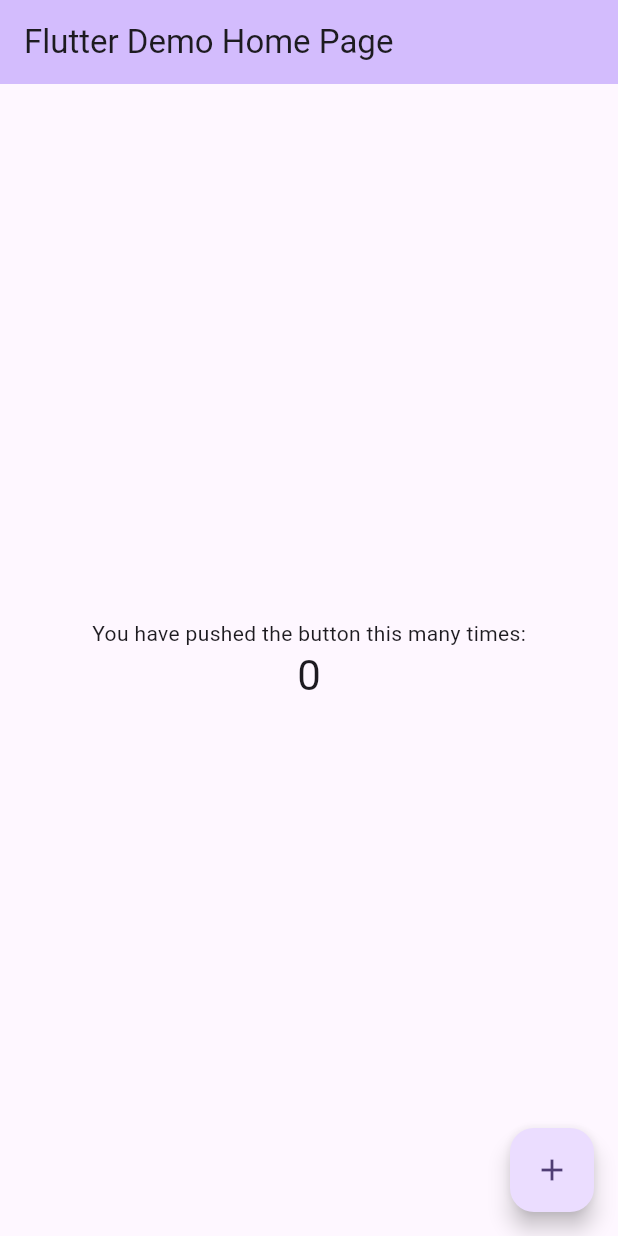
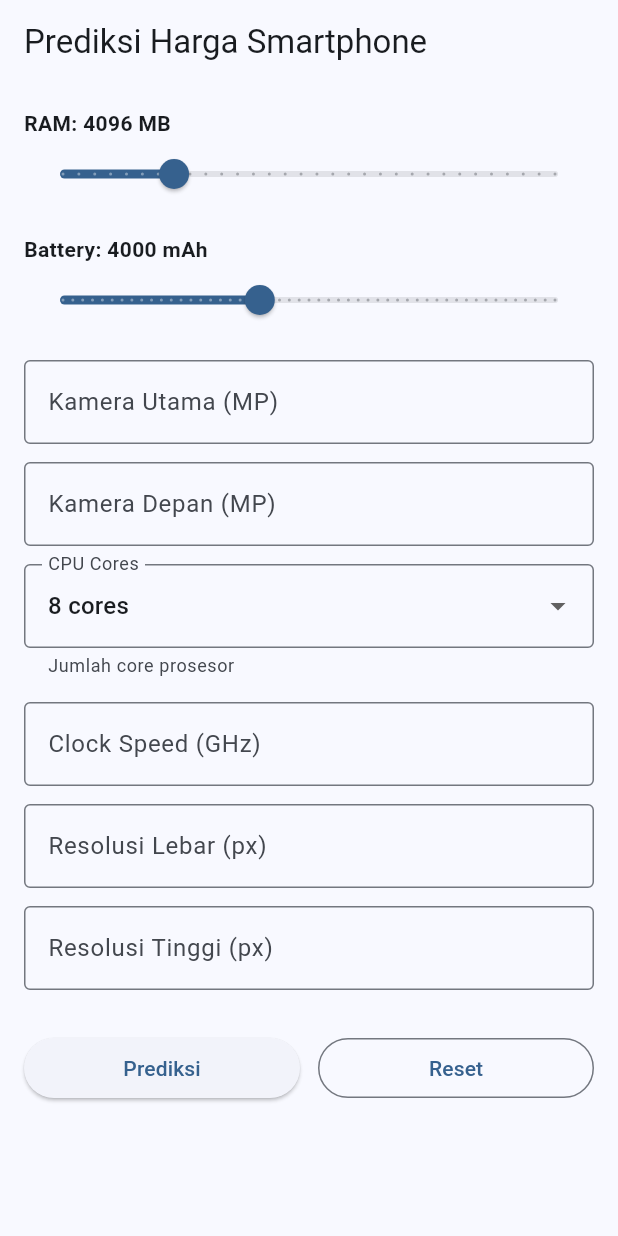
Before and after one commit to ade-nugraha306/smartphone-price-predictions, a Flutter app: the screen it shows after launch, on a phone screen of 412 x 824 dp. Run offline on Flutter 3.47's test engine with Material 3 defaults, Android fonts, the phone set to English and light mode, and no system bars.

Commit message:
feat: Flutter frontend hooked to FastAPI (no more hardcoded data)

```diff
--- a/frontend/lib/main.dart
+++ b/frontend/lib/main.dart
@@ -1,4 +1,5 @@
 import 'package:flutter/material.dart';
+import 'screens/predict_screen.dart';
 
 void main() {
   runApp(const MyApp());
@@ -7,116 +8,23 @@ void main() {
 class MyApp extends StatelessWidget {
   const MyApp({super.key});
 
-  // This widget is the root of your application.
   @override
   Widget build(BuildContext context) {
     return MaterialApp(
-      title: 'Flutter Demo',
+      debugShowCheckedModeBanner: false,
+      title: 'Prediksi Harga Smartphone',
       theme: ThemeData(
-        // This is the theme of your application.
-        //
-        // TRY THIS: Try running your application with "flutter run". You'll see
-        // the application has a purple toolbar. Then, without quitting the app,
-        // try changing the seedColor in the colorScheme below to Colors.green
-        // and then invoke "hot reload" (save your changes or press the "hot
-        // reload" button in a Flutter-supported IDE, or press "r" if you used
-        // the command line to start the app).
-        //
-        // Notice that the counter didn't reset back to zero; the application
-        // state is not lost during the reload. To reset the state, use hot
-        // restart instead.
-        //
-        // This works for code too, not just values: Most code changes can be
-        // tested with just a hot reload.
-        colorScheme: .fromSeed(seedColor: Colors.deepPurple),
+        useMaterial3: true,
+        colorSchemeSeed: Colors.blue,
+        brightness: Brightness.light,
       ),
-      home: const MyHomePage(title: 'Flutter Demo Home Page'),
+      darkTheme: ThemeData(
+        useMaterial3: true,
+        colorSchemeSeed: Colors.blue,
+        brightness: Brightness.dark,
+      ),
+      themeMode: ThemeMode.system, // otomatis ikut OS
+      home: PredictScreen(),
     );
   }
 }
-
-class MyHomePage extends StatefulWidget {
-  const MyHomePage({super.key, required this.title});
-
-  // This widget is the home page of your application. It is stateful, meaning
-  // that it has a State object (defined below) that contains fields that affect
-  // how it looks.
-
-  // This class is the configuration for the state. It holds the values (in this
-  // case the title) provided by the parent (in this case the App widget) and
-  // used by the build method of the State. Fields in a Widget subclass are
-  // always marked "final".
-
-  final String title;
-
-  @override
-  State<MyHomePage> createState() => _MyHomePageState();
-}
-
-class _MyHomePageState extends State<MyHomePage> {
-  int _counter = 0;
-
-  void _incrementCounter() {
-    setState(() {
-      // This call to setState tells the Flutter framework that something has
-      // changed in this State, which causes it to rerun the build method below
-      // so that the display can reflect the updated values. If we changed
-      // _counter without calling setState(), then the build method would not be
-      // called again, and so nothing would appear to happen.
-      _counter++;
-    });
-  }
-
-  @override
-  Widget build(BuildContext context) {
-    // This method is rerun every time setState is called, for instance as done
-    // by the _incrementCounter method above.
-    //
-    // The Flutter framework has been optimized to make rerunning build methods
-    // fast, so that you can just rebuild anything that needs updating rather
-    // than having to individually change instances of widgets.
-    return Scaffold(
-      appBar: AppBar(
-        // TRY THIS: Try changing the color here to a specific color (to
-        // Colors.amber, perhaps?) and trigger a hot reload to see the AppBar
-        // change color while the other colors stay the same.
-        backgroundColor: Theme.of(context).colorScheme.inversePrimary,
-        // Here we take the value from the MyHomePage object that was created by
-        // the App.build method, and use it to set our appbar title.
-        title: Text(widget.title),
-      ),
-      body: Center(
-        // Center is a layout widget. It takes a single child and positions it
-        // in the middle of the parent.
-        child: Column(
-          // Column is also a layout widget. It takes a list of children and
-          // arranges them vertically. By default, it sizes itself to fit its
-          // children horizontally, and tries to be as tall as its parent.
-          //
-          // Column has various properties to control how it sizes itself and
-          // how it positions its children. Here we use mainAxisAlignment to
-          // center the children vertically; the main axis here is the vertical
-          // axis because Columns are vertical (the cross axis would be
-          // horizontal).
-          //
-          // TRY THIS: Invoke "debug painting" (choose the "Toggle Debug Paint"
-          // action in the IDE, or press "p" in the console), to see the
-          // wireframe for each widget.
-          mainAxisAlignment: .center,
-          children: [
-            const Text('You have pushed the button this many times:'),
-            Text(
-              '$_counter',
-              style: Theme.of(context).textTheme.headlineMedium,
-            ),
-          ],
-        ),
-      ),
-      floatingActionButton: FloatingActionButton(
-        onPressed: _incrementCounter,
-        tooltip: 'Increment',
-        child: const Icon(Icons.add),
-      ),
-    );
-  }
-}
--- /dev/null
+++ b/frontend/lib/screens/predict_screen.dart
@@ -0,0 +1,272 @@
+import 'package:flutter/material.dart';
+import '../services/api_services.dart';
+
+class PredictScreen extends StatefulWidget {
+  @override
+  State<PredictScreen> createState() => _PredictScreenState();
+}
+
+class _PredictScreenState extends State<PredictScreen> {
+  @override
+  void dispose() {
+    pcCtrl.dispose();
+    fcCtrl.dispose();
+    clockCtrl.dispose();
+    pxWCtrl.dispose();
+    pxHCtrl.dispose();
+    super.dispose();
+  }
+
+
+  void resetForm() {
+    setState(() {
+      ram = 4096;
+      battery = 4000;
+      cores = 8;
+
+      pcCtrl.clear();
+      fcCtrl.clear();
+      clockCtrl.clear();
+      pxWCtrl.clear();
+      pxHCtrl.clear();
+
+      result = null;
+    });
+
+    _formKey.currentState?.reset();
+  }
+
+  double ram = 4096;       // MB
+  double battery = 4000;  // mAh
+  int cores = 8;
+
+  final _formKey = GlobalKey<FormState>();
+
+  final pcCtrl = TextEditingController();
+  final fcCtrl = TextEditingController();
+  final clockCtrl = TextEditingController();
+  final pxWCtrl = TextEditingController();
+  final pxHCtrl = TextEditingController();
+
+  String? result;
+  bool loading = false;
+
+  String? _requiredNumber(
+    String? v, {
+    int? min,
+    int? max,
+  }) {
+    if (v == null || v.isEmpty) return "Wajib diisi";
+    final n = int.tryParse(v);
+    if (n == null) return "Harus berupa angka";
+    if (min != null && n < min) return "Minimal $min";
+    if (max != null && n > max) return "Maksimal $max";
+    return null;
+  }
+
+  String? _requiredDouble(
+    String? v, {
+    double? min,
+    double? max,
+  }) {
+    if (v == null || v.isEmpty) return "Wajib diisi";
+    final n = double.tryParse(v);
+    if (n == null) return "Harus berupa angka";
+    if (min != null && n < min) return "Minimal $min";
+    if (max != null && n > max) return "Maksimal $max";
+    return null;
+  }
+
+  Future<void> submit() async {
+    if (!_formKey.currentState!.validate()) return;
+
+    setState(() => loading = true);
+
+    final spec = {
+      "battery_power": battery.toInt(),
+      "clock_speed": double.parse(clockCtrl.text),
+      "fc": int.parse(fcCtrl.text),
+      "int_memory": 128,
+      "m_dep": 0.5,
+      "mobile_wt": 180,
+      "n_cores": cores,
+      "pc": int.parse(pcCtrl.text),
+      "px_height": int.parse(pxHCtrl.text),
+      "px_width": int.parse(pxWCtrl.text),
+      "ram": ram.toInt(),
+      "sc_h": 6,
+      "sc_w": 3,
+      "talk_time": 20,
+      "touch_screen": 1,
+      "wifi": 1
+    };
+
+    try {
+      final res = await ApiService.predict(spec);
+      setState(() {
+        result =
+            "${res['label']}\nEstimasi Harga: ${res['price_estimate']}";
+      });
+    } catch (e) {
+      setState(() => result = "Gagal memprediksi");
+    }
+
+    setState(() => loading = false);
+  }
+
+  Widget field(
+    String label,
+    TextEditingController c, {
+    String? Function(String?)? validator,
+    TextInputType type = TextInputType.number,
+  }) {
+    return Padding(
+      padding: const EdgeInsets.only(bottom: 12),
+      child: TextFormField(
+        controller: c,
+        keyboardType: type,
+        validator: validator,
+        decoration: InputDecoration(
+          labelText: label,
+          border: OutlineInputBorder(),
+        ),
+      ),
+    );
+  }
+
+  Widget sliderField({
+    required String label,
+    required double value,
+    required double min,
+    required double max,
+    required int divisions,
+    required String unit,
+    required ValueChanged<double> onChanged,
+  }) {
+    return Padding(
+      padding: const EdgeInsets.only(bottom: 16),
+      child: Column(
+        crossAxisAlignment: CrossAxisAlignment.start,
+        children: [
+          Text("$label: ${value.toInt()} $unit",
+              style: const TextStyle(fontWeight: FontWeight.bold)),
+          Slider(
+            value: value,
+            min: min,
+            max: max,
+            divisions: divisions,
+            label: value.toInt().toString(),
+            onChanged: onChanged,
+          ),
+        ],
+      ),
+    );
+  }
+
+  Widget coreDropdown() {
+    return Padding(
+      padding: const EdgeInsets.only(bottom: 16),
+      child: DropdownButtonFormField<int>(
+        value: cores,
+        items: [2, 4, 6, 8, 12, 16]
+            .map((c) => DropdownMenuItem(
+                  value: c,
+                  child: Text("$c cores"),
+                ))
+            .toList(),
+        onChanged: (v) => setState(() => cores = v!),
+        decoration: const InputDecoration(
+          labelText: "CPU Cores",
+          helperText: "Jumlah core prosesor",
+          border: OutlineInputBorder(),
+        ),
+      ),
+    );
+  }
+
+  @override
+  Widget build(BuildContext context) {
+    return Scaffold(
+      appBar: AppBar(title: const Text("Prediksi Harga Smartphone")),
+      body: SingleChildScrollView(
+        padding: const EdgeInsets.all(16),
+        child: Form(
+          key: _formKey,
+          child: Column(
+            children: [
+              sliderField(
+                label: "RAM",
+                value: ram,
+                min: 512,
+                max: 16384,
+                divisions: 31,
+                unit: "MB",
+                onChanged: (v) => setState(() => ram = v),
+              ),
+              sliderField(
+                label: "Battery",
+                value: battery,
+                min: 2000,
+                max: 7000,
+                divisions: 50,
+                unit: "mAh",
+                onChanged: (v) => setState(() => battery = v),
+              ),
+              field("Kamera Utama (MP)", pcCtrl,
+                  validator: (v) => _requiredNumber(v, min: 2, max: 200)),
+              field("Kamera Depan (MP)", fcCtrl,
+                  validator: (v) => _requiredNumber(v, min: 0, max: 64)),
+              coreDropdown(),
+              field("Clock Speed (GHz)", clockCtrl,
+                  type: const TextInputType.numberWithOptions(decimal: true),
+                  validator: (v) =>
+                      _requiredDouble(v, min: 0.5, max: 5.0)),
+              field("Resolusi Lebar (px)", pxWCtrl,
+                  validator: (v) =>
+                      _requiredNumber(v, min: 480, max: 4000)),
+              field("Resolusi Tinggi (px)", pxHCtrl,
+                  validator: (v) =>
+                      _requiredNumber(v, min: 800, max: 5000)),
+
+              const SizedBox(height: 16),
+
+              Row(
+                children: [
+                  Expanded(
+                    child: ElevatedButton(
+                      onPressed: loading ? null : submit,
+                      child: loading
+                          ? const CircularProgressIndicator()
+                          : const Text("Prediksi"),
+                    ),
+                  ),
+                  const SizedBox(width: 12),
+                  Expanded(
+                    child: OutlinedButton(
+                      onPressed: resetForm,
+                      child: const Text("Reset"),
+                    ),
+                  ),
+                ],
+              ),
+
+              const SizedBox(height: 24),
+
+              if (result != null)
+                Card(
+                  elevation: 3,
+                  child: Padding(
+                    padding: const EdgeInsets.all(16),
+                    child: Text(
+                      result!,
+                      style: const TextStyle(fontSize: 18),
+                    ),
+                  ),
+                ),
+            ],
+          ),
+        ),
+      ),
+    );
+  }
+}
--- /dev/null
+++ b/frontend/lib/services/api_services.dart
@@ -0,0 +1,22 @@
+import 'dart:convert';
+import 'package:http/http.dart' as http;
+
+class ApiService {
+  static const String baseUrl = "http://127.0.0.1:8000";
+
+  static Future<Map<String, dynamic>> predict(
+      Map<String, dynamic> spec) async {
+
+    final response = await http.post(
+      Uri.parse("$baseUrl/predict"),
+      headers: {"Content-Type": "application/json"},
+      body: jsonEncode(spec),
+    );
+
+    if (response.statusCode == 200) {
+      return jsonDecode(response.body);
+    } else {
+      throw Exception("Gagal mengambil prediksi");
+    }
+  }
+}
--- a/frontend/pubspec.yaml
+++ b/frontend/pubspec.yaml
@@ -1,5 +1,5 @@
-name: frontend
-description: "A new Flutter project."
+name: smartphone_price_predict
+description: Smartphone price prediction app
 # The following line prevents the package from being accidentally published to
 # pub.dev using `flutter pub publish`. This is preferred for private packages.
 publish_to: 'none' # Remove this line if you wish to publish to pub.dev
@@ -30,6 +30,8 @@ environment:
 dependencies:
   flutter:
     sdk: flutter
+
+  http: ^1.6.0
 
   # The following adds the Cupertino Icons font to your application.
   # Use with the CupertinoIcons class for iOS style icons.
```
Also changed, not shown: frontend/lib/models/prediction.dart (added, +19 -0 lines), frontend/pubspec.lock, 4 other files.
